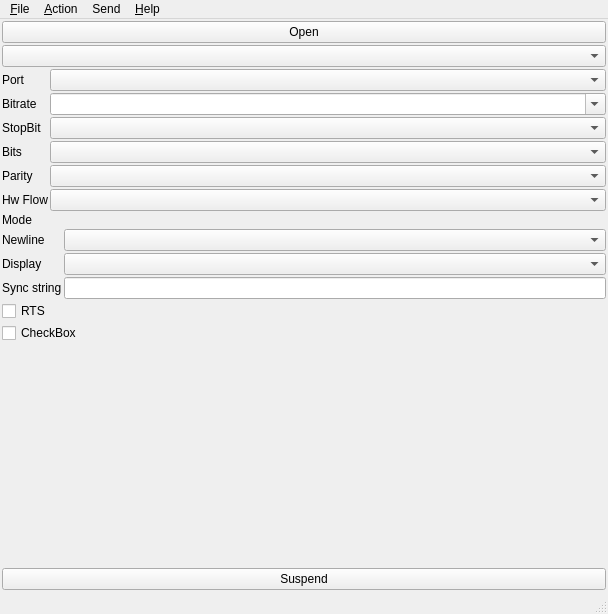
zonbrisad/mpterm, file mpTerminal.ui: the form before one commit.
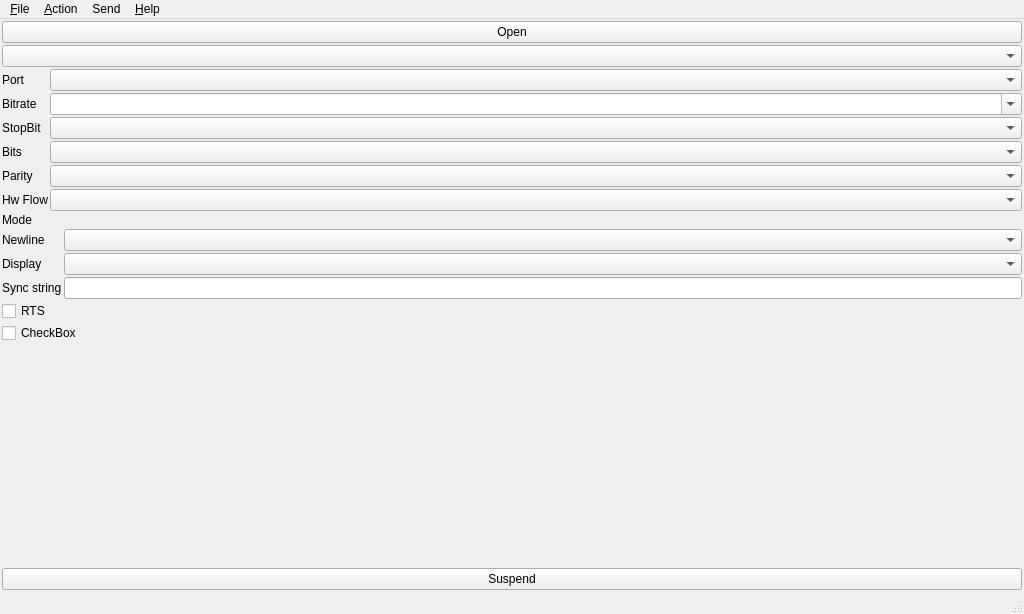
The form after the commit.

The edit to the form file:
```diff
--- a/mpTerminal.ui
+++ b/mpTerminal.ui
@@ -6,7 +6,7 @@
    <rect>
     <x>0</x>
     <y>0</y>
-    <width>608</width>
+    <width>1024</width>
     <height>614</height>
    </rect>
   </property>
@@ -248,7 +248,7 @@
     <rect>
      <x>0</x>
      <y>0</y>
-     <width>608</width>
+     <width>1024</width>
      <height>22</height>
     </rect>
    </property>
```
Left out of the diff: 8 changed lines with no effect on the pictures.
